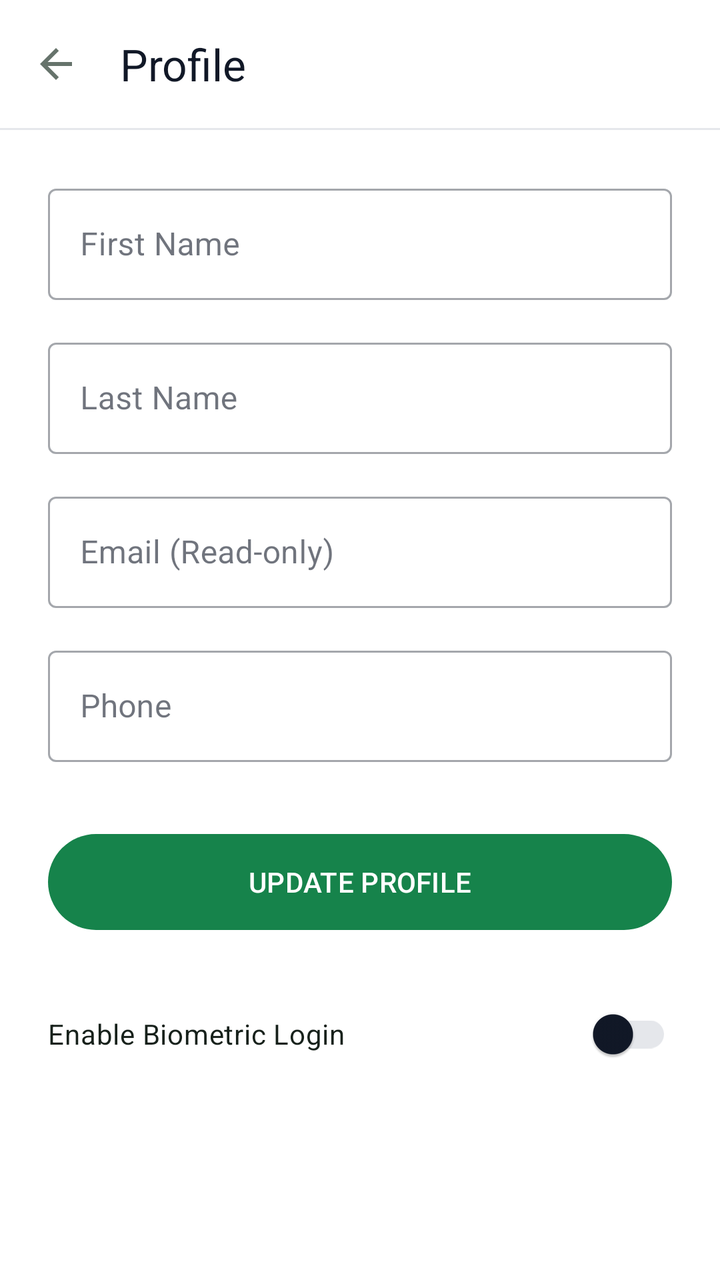
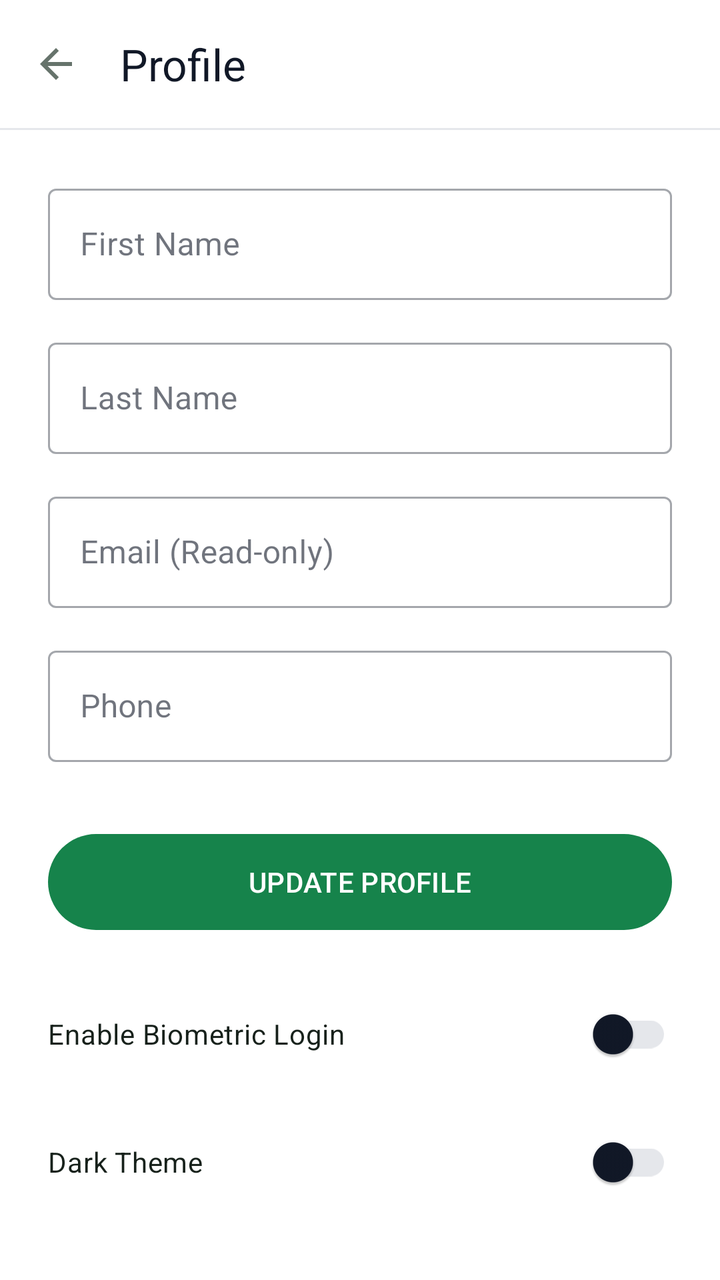

The first picture is an Android layout as it rendered before a commit; the second is the same layout after the commit. The layout source and the unified diff follow.
<!-- AndroidManifest.xml: activity theme Theme.VoiceYanga -->
<!-- res/layout/activity_profile.xml -->
<?xml version="1.0" encoding="utf-8"?>
<androidx.coordinatorlayout.widget.CoordinatorLayout xmlns:android="http://schemas.android.com/apk/res/android"
    xmlns:app="http://schemas.android.com/apk/res-auto"
    xmlns:tools="http://schemas.android.com/tools"
    android:layout_width="match_parent"
    android:layout_height="match_parent"
    android:background="?attr/colorSurface"
    tools:context=".feature.profile.ProfileActivity">

    <com.google.android.material.appbar.AppBarLayout
        android:layout_width="match_parent"
        android:layout_height="wrap_content"
        android:background="?attr/colorSurface">

        <com.google.android.material.appbar.MaterialToolbar
            android:id="@+id/toolbar"
            android:layout_width="match_parent"
            android:layout_height="?attr/actionBarSize"
            app:navigationIcon="@drawable/ic_back_small"
            app:title="@string/menu_profile"
            app:titleTextColor="?attr/colorOnSurface" />

        <View
            android:layout_width="match_parent"
            android:layout_height="1dp"
            android:background="?attr/colorOutline" />
    </com.google.android.material.appbar.AppBarLayout>

    <androidx.core.widget.NestedScrollView
        android:layout_width="match_parent"
        android:layout_height="match_parent"
        app:layout_behavior="@string/appbar_scrolling_view_behavior">

        <LinearLayout
            android:layout_width="match_parent"
            android:layout_height="wrap_content"
            android:orientation="vertical"
            android:padding="24dp">

            <com.google.android.material.textfield.TextInputLayout
                android:layout_width="match_parent"
                android:layout_height="wrap_content"
                android:hint="@string/label_first_name"
                style="@style/Widget.MaterialComponents.TextInputLayout.OutlinedBox">

                <com.google.android.material.textfield.TextInputEditText
                    android:id="@+id/etFirstName"
                    android:layout_width="match_parent"
                    android:layout_height="wrap_content"
                    android:inputType="textPersonName" />

            </com.google.android.material.textfield.TextInputLayout>

            <com.google.android.material.textfield.TextInputLayout
                android:layout_width="match_parent"
                android:layout_height="wrap_content"
                android:layout_marginTop="16dp"
                android:hint="@string/label_last_name"
                style="@style/Widget.MaterialComponents.TextInputLayout.OutlinedBox">

                <com.google.android.material.textfield.TextInputEditText
                    android:id="@+id/etLastName"
                    android:layout_width="match_parent"
                    android:layout_height="wrap_content"
                    android:inputType="textPersonName" />

            </com.google.android.material.textfield.TextInputLayout>

            <com.google.android.material.textfield.TextInputLayout
                android:layout_width="match_parent"
                android:layout_height="wrap_content"
                android:layout_marginTop="16dp"
                android:hint="@string/label_email_hint"
                style="@style/Widget.MaterialComponents.TextInputLayout.OutlinedBox">

                <com.google.android.material.textfield.TextInputEditText
                    android:id="@+id/etEmail"
                    android:layout_width="match_parent"
                    android:layout_height="wrap_content"
                    android:enabled="false"
                    android:inputType="textEmailAddress" />

            </com.google.android.material.textfield.TextInputLayout>

            <com.google.android.material.textfield.TextInputLayout
                android:layout_width="match_parent"
                android:layout_height="wrap_content"
                android:layout_marginTop="16dp"
                android:hint="@string/label_phone_hint"
                style="@style/Widget.MaterialComponents.TextInputLayout.OutlinedBox">

                <com.google.android.material.textfield.TextInputEditText
                    android:id="@+id/etPhone"
                    android:layout_width="match_parent"
                    android:layout_height="wrap_content"
                    android:inputType="phone" />

            </com.google.android.material.textfield.TextInputLayout>

            <com.google.android.material.button.MaterialButton
                android:id="@+id/btnUpdateProfile"
                android:layout_width="match_parent"
                android:layout_height="56dp"
                android:layout_marginTop="32dp"
                android:text="@string/btn_update_profile"
                app:backgroundTint="@color/primary_green" />

            <com.google.android.material.switchmaterial.SwitchMaterial
                android:id="@+id/switchBiometric"
                android:layout_width="match_parent"
                android:layout_height="wrap_content"
                android:layout_marginTop="24dp"
                android:text="@string/label_enable_biometric"
                android:textColor="?android:attr/textColorPrimary" />

            <ProgressBar
                android:id="@+id/progressBar"
                android:layout_width="wrap_content"
                android:layout_height="wrap_content"
                android:layout_gravity="center"
                android:layout_marginTop="16dp"
                android:visibility="gone" />

        </LinearLayout>
    </androidx.core.widget.NestedScrollView>

</androidx.coordinatorlayout.widget.CoordinatorLayout>
<!-- resources referenced by this layout -->
<resources>
  <color name="primary_green">#16834B</color>
  <!-- drawable ic_back_small (drawable) -->
  <vector xmlns:android="http://schemas.android.com/apk/res/android"
      android:width="24dp"
      android:height="24dp"
      android:viewportWidth="24"
      android:viewportHeight="24">
      <path
          android:fillColor="?attr/colorControlNormal"
          android:pathData="M20,11H7.83l5.59,-5.59L12,4l-8,8 8,8 1.41,-1.41L7.83,13H20V11z" />
  </vector>
  <string name="btn_update_profile">UPDATE PROFILE</string>
  <string name="label_email_hint">Email (Read-only)</string>
  <string name="label_enable_biometric">Enable Biometric Login</string>
  <string name="label_first_name">First Name</string>
  <string name="label_last_name">Last Name</string>
  <string name="label_phone_hint">Phone</string>
  <string name="menu_profile">Profile</string>
  <style name="Theme.VoiceYanga" parent="Base.Theme.VoiceYanga" />
  <style name="Base.Theme.VoiceYanga" parent="Theme.Material3.DayNight.NoActionBar">
          <item name="colorPrimary">@color/primary_green</item>
          <item name="colorPrimaryVariant">@color/primary_green_dark</item>
          <item name="colorOnPrimary">@color/white</item>
  
          <item name="colorSecondary">@color/primary_green</item>
          <item name="colorOnSecondary">@color/white</item>
  
          <item name="android:windowBackground">@color/background_white</item>
          <item name="android:statusBarColor">@color/background_white</item>
          <item name="android:windowLightStatusBar">true</item>
  
          
          <item name="colorSurface">@color/surface_light</item>
          <item name="colorOnSurface">@color/on_surface_light</item>
          <item name="colorSurfaceVariant">@color/surface_variant_light</item>
          <item name="colorOnSurfaceVariant">@color/on_surface_variant_light</item>
          <item name="colorOutline">@color/outline_light</item>
  
          <item name="android:textColorPrimary">@color/text_primary</item>
          <item name="android:textColorSecondary">@color/text_secondary</item>
      </style>
  <color name="primary_green_dark">#11663D</color>
  <color name="white">#FFFFFFFF</color>
  <color name="background_white">#FFFFFF</color>
  <color name="surface_light">#FFFFFF</color>
  <color name="on_surface_light">#111827</color>
  <color name="surface_variant_light">#F3F4F6</color>
  <color name="on_surface_variant_light">#4B5563</color>
  <color name="outline_light">#E5E7EB</color>
  <color name="text_primary">#17211B</color>
  <color name="text_secondary">#66736B</color>
</resources>

<!-- the commit's change to res/layout/activity_profile.xml (unified diff, before → after) -->
@@ -113,6 +113,14 @@
                 android:text="@string/label_enable_biometric"
                 android:textColor="?android:attr/textColorPrimary" />
 
+            <com.google.android.material.switchmaterial.SwitchMaterial
+                android:id="@+id/switchDarkMode"
+                android:layout_width="match_parent"
+                android:layout_height="wrap_content"
+                android:layout_marginTop="16dp"
+                android:text="@string/label_dark_mode"
+                android:textColor="?android:attr/textColorPrimary" />
+
             <ProgressBar
                 android:id="@+id/progressBar"
                 android:layout_width="wrap_content"
<!-- resource entries referenced after the edit -->
@@ -12,6 +12,7 @@
           android:pathData="M20,11H7.83l5.59,-5.59L12,4l-8,8 8,8 1.41,-1.41L7.83,13H20V11z" />
   </vector>
   <string name="btn_update_profile">UPDATE PROFILE</string>
+  <string name="label_dark_mode">Dark Theme</string>
   <string name="label_email_hint">Email (Read-only)</string>
   <string name="label_enable_biometric">Enable Biometric Login</string>
   <string name="label_first_name">First Name</string>
